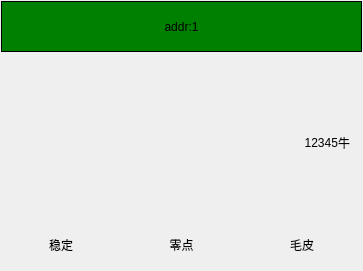
This is devwidget.ui in byteman/WFace as Qt 5 draws it before an edit. The edited form follows.
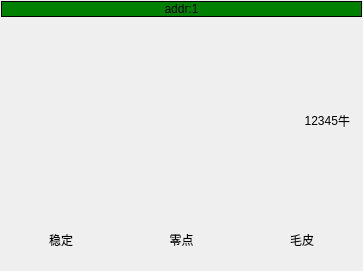
This is the edited form.

```diff
--- a/devwidget.ui
+++ b/devwidget.ui
@@ -39,6 +39,12 @@
    </property>
    <item>
     <widget class="QLabel" name="lbl_addr">
+     <property name="sizePolicy">
+      <sizepolicy hsizetype="Preferred" vsizetype="Fixed">
+       <horstretch>0</horstretch>
+       <verstretch>0</verstretch>
+      </sizepolicy>
+     </property>
      <property name="styleSheet">
       <string notr="true">background-color: green;</string>
      </property>
@@ -74,7 +80,7 @@
      <item>
       <widget class="QLabel" name="lbl_weight">
        <property name="sizePolicy">
-        <sizepolicy hsizetype="Expanding" vsizetype="Preferred">
+        <sizepolicy hsizetype="Expanding" vsizetype="Expanding">
          <horstretch>0</horstretch>
          <verstretch>0</verstretch>
         </sizepolicy>
@@ -116,6 +122,9 @@
        <property name="text">
         <string>牛</string>
        </property>
+       <property name="margin">
+        <number>5</number>
+       </property>
       </widget>
      </item>
     </layout>
```
